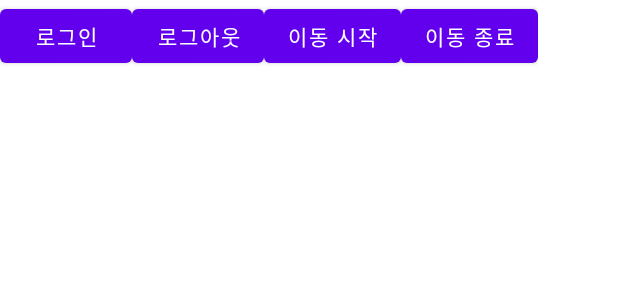
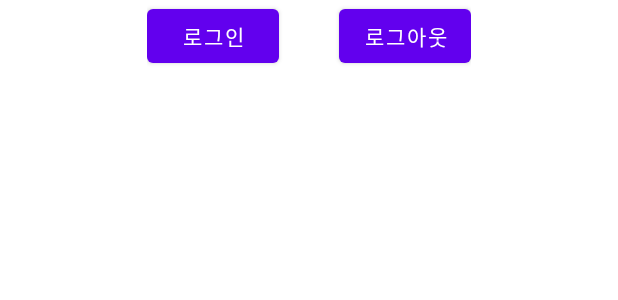
Before and after one commit to ssuu7861/CapstoneDesign1, an Android app: the layout activity_main.xml on its own in the app's theme, with its tools: preview values and no code run, on a phone screen of 412 x 824 dp. Shown: the top 300 px of the screen. Run offline under Robolectric (Android 15) with nearby library versions, the phone set to English and light mode, and no system bars; network calls fail.

```diff
--- a/RiderApplication/app/build.gradle
+++ b/RiderApplication/app/build.gradle
@@ -30,6 +30,10 @@ android {
     kotlinOptions {
         jvmTarget = '1.8'
     }
+
+    buildFeatures {
+        viewBinding = true
+    }
 }
 
 dependencies {
--- a/RiderApplication/app/src/main/res/layout/activity_main.xml
+++ b/RiderApplication/app/src/main/res/layout/activity_main.xml
@@ -10,31 +10,24 @@
     <LinearLayout
         android:layout_width="wrap_content"
         android:layout_height="wrap_content"
+        android:layout_gravity="center_horizontal"
         android:orientation="horizontal">
             <Button
                 android:id="@+id/login"
                 android:layout_width="wrap_content"
                 android:layout_height="wrap_content"
+                android:layout_marginRight="20sp"
                 android:text="로그인"/>
 
             <Button
                 android:id="@+id/logout"
                 android:layout_width="wrap_content"
                 android:layout_height="wrap_content"
+                android:layout_marginLeft="20sp"
                 android:text="로그아웃"/>
 
 
-            <Button
-                android:id="@+id/randomStart"
-                android:layout_width="wrap_content"
-                android:layout_height="wrap_content"
-                android:text="이동 시작"/>
 
-            <Button
-                android:id="@+id/randomStop"
-                android:layout_width="wrap_content"
-                android:layout_height="wrap_content"
-                android:text="이동 종료"/>
 
     </LinearLayout>
 
```
Also changed, not shown: RiderApplication/app/src/main/java/com/example/riderapplication/MainActivity.kt (+63 -19 lines).
